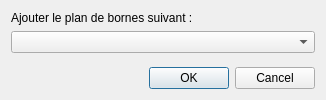
Before: the Qt Designer form sources/TerminalStrip/ui/addterminalstripitemdialog.ui in qelectrotech/qelectrotech-source-mirror, drawn with Qt 5.
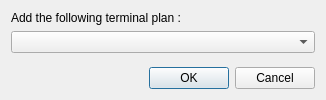
After: the same form once the commit is applied.

The edit to the form file:
```diff
--- a/sources/TerminalStrip/ui/addterminalstripitemdialog.ui
+++ b/sources/TerminalStrip/ui/addterminalstripitemdialog.ui
@@ -17,7 +17,7 @@
    <item>
     <widget class="QLabel" name="label">
      <property name="text">
-      <string>Ajouter le plan de bornes suivant :</string>
+      <string>Add the following terminal plan :</string>
      </property>
     </widget>
    </item>
```
